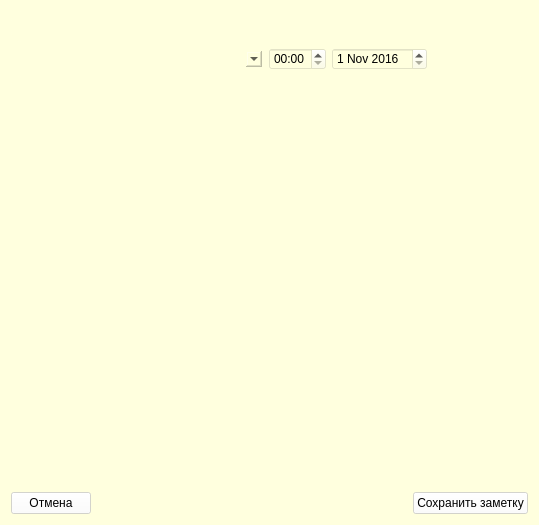
Old version of the form MattyNotes/addnotedialog.ui in the repository MattyMatiss/MattyNotesOld.
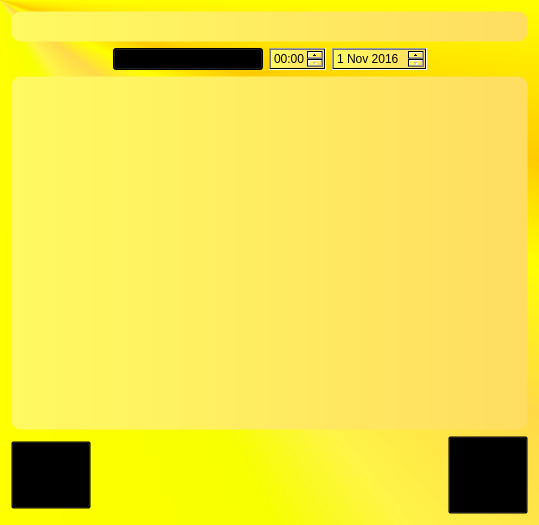
New version of the form. Icons and pictures are not drawn.

Patch:
```diff
--- a/MattyNotes/addnotedialog.ui
+++ b/MattyNotes/addnotedialog.ui
@@ -14,10 +14,16 @@
    <string>addNoteDialog</string>
   </property>
   <property name="styleSheet">
-   <string notr="true">QWidget#addNoteDialog { background-image: url(:/MattyNotes/NoteBackground600.png);
-background-repeat: no-repeat;
-background-size: cover; }
-QWidget { background-color: rgb(255, 255, 222) }</string>
+   <string notr="true">#addNoteDialog { background-color: qconicalgradient(cx:0, cy:0, angle:135, stop:0 rgba(255, 255, 0, 255), stop:0.375 rgba(255, 255, 0, 255), stop:0.423533 rgba(251, 255, 0, 255), stop:0.45 rgba(247, 255, 0, 255), stop:0.477581 rgba(255, 244, 71, 255), stop:0.518717 rgba(255, 218, 71, 255), stop:0.55 rgba(255, 255, 0, 255), stop:0.57754 rgba(255, 203, 0, 255), stop:0.625 rgba(255, 255, 0, 255), stop:1 rgba(255, 255, 0, 255)); 
+/*border: 3px ridge #bc9323;*/}
+ QTextEdit { border: 1px solid transparent;
+border-radius: 10px;
+background-color: qlineargradient(spread:pad, x1:0, y1:0, x2:1, y2:0, stop:0 rgba(255, 250, 97, 1), stop:1 rgba(255, 221, 97, 1));
+ }
+#noteTypeComboBox, #eventTimeEdit, #eventDateEdit { background-color: qlineargradient(spread:pad, x1:0, y1:0, x2:1, y2:0, stop:0 rgba(255, 250, 97, 1), stop:1 rgba(255, 221, 97, 1)); }
+#noteTitleText { font-weight: bold; }
+QPushButton, QTextEdit { font-style: italic;
+font-family: Comic Sans MS; }</string>
   </property>
   <layout class="QGridLayout" name="gridLayout">
    <item row="0" column="0">
@@ -28,11 +34,6 @@
        <height>31</height>
       </size>
      </property>
-     <property name="styleSheet">
-      <string notr="true">background-color: rgba(255, 255, 222, 100);
-border: 1px solid transparent;
-border-radius: 10px</string>
-     </property>
     </widget>
    </item>
    <item row="1" column="0">
@@ -58,17 +59,10 @@
          <height>0</height>
         </size>
        </property>
-       <property name="styleSheet">
-        <string notr="true">background-color: rgba(255, 255, 222, 100);
-border: 1px solid transparent;</string>
-       </property>
       </widget>
      </item>
      <item>
       <widget class="QTimeEdit" name="eventTimeEdit">
-       <property name="styleSheet">
-        <string notr="true">background-color: rgba(255, 255, 222, 100);</string>
-       </property>
        <property name="displayFormat">
         <string>HH:mm</string>
        </property>
@@ -76,9 +70,6 @@
      </item>
      <item>
       <widget class="QDateEdit" name="eventDateEdit">
-       <property name="styleSheet">
-        <string notr="true">background-color: rgba(255, 255, 222, 100);</string>
-       </property>
        <property name="date">
         <date>
          <year>2016</year>
@@ -111,11 +102,6 @@
        <height>16777215</height>
       </size>
      </property>
-     <property name="styleSheet">
-      <string notr="true">QTextEdit {background-color: rgba(255, 255, 222, 100);
-border: 1px solid transparent;
-border-radius: 10px}</string>
-     </property>
     </widget>
    </item>
    <item row="3" column="0">
@@ -123,7 +109,16 @@
      <item>
       <widget class="QPushButton" name="cancelAddingNoteButton">
        <property name="styleSheet">
-        <string notr="true">background-color: rgba(255, 255, 255, 150);</string>
+        <string notr="true">QPushButton { background-color: transparent;
+ background-image: url(:/MattyNotes/CancelAdding.png);
+background-position: center;
+background-repeat: no-repeat;
+		color: transparent; 
+height: 60px;
+width: 60px; }
+	QPushButton:hover { background-image: url(:/MattyNotes/CancelAddingHover.png);
+	color: #4d3f3d; 
+font-weight: bold; }</string>
        </property>
        <property name="text">
         <string>Отмена</string>
@@ -146,10 +141,20 @@
      <item>
       <widget class="QPushButton" name="createNoteButton">
        <property name="styleSheet">
-        <string notr="true">background-color: rgba(255, 255, 255, 150);</string>
+        <string notr="true">QPushButton { background-color: transparent;
+ background-image: url(:/MattyNotes/ApplyAdding.png);
+background-position: bottom right;
+background-repeat: no-repeat;
+		color: transparent;
+height: 70px;
+width: 70px; 
+text-align: left;}
+	QPushButton:hover { background-image: url(:/MattyNotes/ApplyAddingHover.png);
+		color: #4d3f3d; 
+font-weight: bold; }</string>
        </property>
        <property name="text">
-        <string>Сохранить заметку</string>
+        <string>Сохранить</string>
        </property>
       </widget>
      </item>
```
Left out of the diff: 1 changed line with no effect on the pictures.
